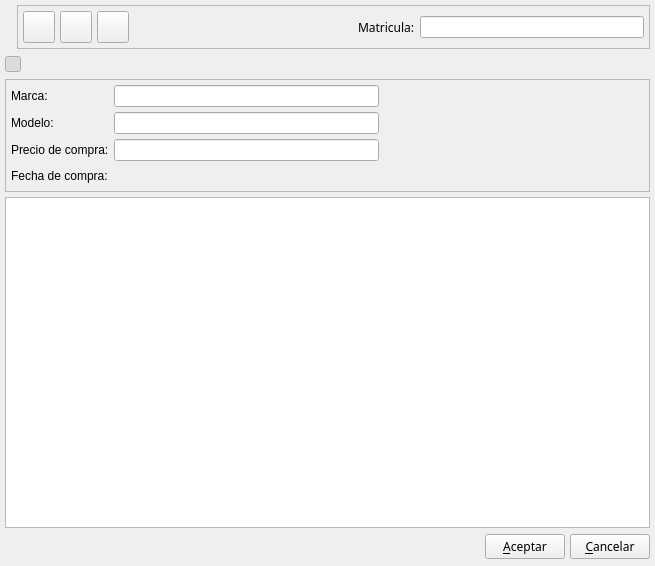
The window that bulmages/bulmafact/plugins/pluginbf_vehiculo/vehiculobase.ui (eboladev/Bulmages-1) describes before a commit, drawn with Qt 5.
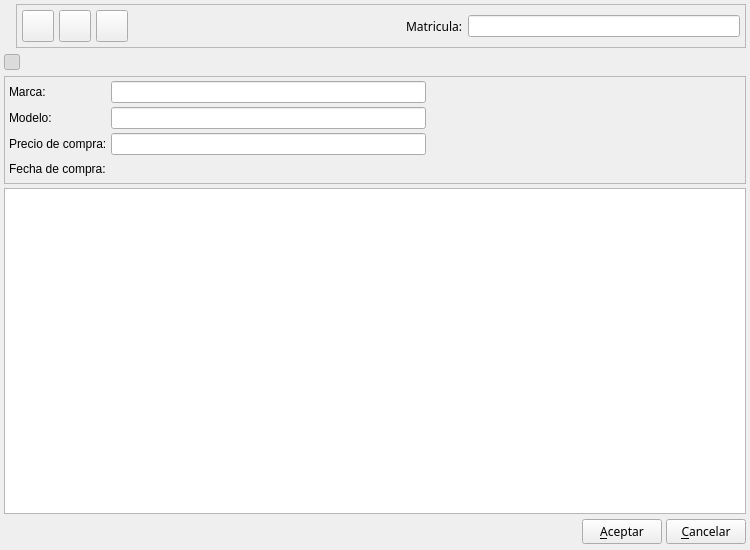
The same window after the commit. Icons and pictures are not drawn. Custom widgets are drawn as their Qt base class.

```diff
--- a/bulmages/bulmafact/plugins/pluginbf_vehiculo/vehiculobase.ui
+++ b/bulmages/bulmafact/plugins/pluginbf_vehiculo/vehiculobase.ui
@@ -3,36 +3,42 @@
  <comment></comment>
  <exportmacro></exportmacro>
  <class>VehiculoBase</class>
- <widget class="QWidget" name="VehiculoBase" >
-  <property name="geometry" >
+ <widget class="QWidget" name="VehiculoBase">
+  <property name="geometry">
    <rect>
     <x>0</x>
     <y>0</y>
-    <width>655</width>
-    <height>566</height>
+    <width>750</width>
+    <height>550</height>
    </rect>
   </property>
-  <property name="windowTitle" >
+  <property name="minimumSize">
+   <size>
+    <width>750</width>
+    <height>550</height>
+   </size>
+  </property>
+  <property name="windowTitle">
    <string>Nuevo vehiculo</string>
   </property>
   <property name="windowIcon" >
    <iconset resource="../../../bulmages.qrc" >:/BfBulmaFact32x32/images/pendientes/iconbulmafact.xpm</iconset>
   </property>
-  <layout class="QVBoxLayout" >
-   <property name="margin" >
-    <number>5</number>
+  <layout class="QVBoxLayout">
+   <property name="spacing">
+    <number>4</number>
    </property>
-   <property name="spacing" >
-    <number>5</number>
+   <property name="margin">
+    <number>4</number>
    </property>
    <item>
-    <layout class="QHBoxLayout" >
-     <property name="margin" >
-      <number>0</number>
-     </property>
-     <property name="spacing" >
+    <layout class="QHBoxLayout">
+     <property name="spacing">
       <number>5</number>
      </property>
+     <property name="margin">
+      <number>0</number>
+     </property>
      <item>
       <widget class="QLabel" name="pixmapLabel1" >
        <property name="pixmap" >
@@ -44,11 +50,9 @@
       </widget>
      </item>
      <item>
-      <widget class="QFrame" name="frame_2" >
-       <property name="sizePolicy" >
-        <sizepolicy>
-         <hsizetype>5</hsizetype>
-         <vsizetype>0</vsizetype>
+      <widget class="QFrame" name="frame_2">
+       <property name="sizePolicy">
+        <sizepolicy hsizetype="Preferred" vsizetype="Fixed">
          <horstretch>0</horstretch>
          <verstretch>0</verstretch>
         </sizepolicy>
@@ -92,10 +96,10 @@
           <property name="icon" >
            <iconset resource="../../../bulmages.qrc" >:/Genericos32x32/images/pendientes/i_save.xpm</iconset>
           </property>
-          <property name="iconSize" >
+          <property name="iconSize">
            <size>
-            <width>32</width>
-            <height>32</height>
+            <width>22</width>
+            <height>22</height>
            </size>
           </property>
          </widget>
@@ -126,10 +130,10 @@
           <property name="icon" >
            <iconset resource="../../../bulmages.qrc" >:/Genericos32x32/images/pendientes/i_dele.png</iconset>
           </property>
-          <property name="iconSize" >
+          <property name="iconSize">
            <size>
-            <width>32</width>
-            <height>32</height>
+            <width>22</width>
+            <height>22</height>
            </size>
           </property>
          </widget>
@@ -160,10 +164,10 @@
           <property name="icon" >
            <iconset resource="../../../bulmages.qrc" >:/Genericos32x32/images/pendientes/i_filePrint.xpm</iconset>
           </property>
-          <property name="iconSize" >
+          <property name="iconSize">
            <size>
-            <width>32</width>
-            <height>32</height>
+            <width>22</width>
+            <height>22</height>
            </size>
           </property>
          </widget>
@@ -185,11 +189,9 @@
          </spacer>
         </item>
         <item>
-         <widget class="QLabel" name="label5" >
-          <property name="sizePolicy" >
-           <sizepolicy>
-            <hsizetype>1</hsizetype>
-            <vsizetype>5</vsizetype>
+         <widget class="QLabel" name="label5">
+          <property name="sizePolicy">
+           <sizepolicy hsizetype="Minimum" vsizetype="Preferred">
             <horstretch>0</horstretch>
             <verstretch>0</verstretch>
            </sizepolicy>
@@ -219,13 +221,13 @@
     </layout>
    </item>
    <item>
-    <layout class="QHBoxLayout" >
-     <property name="margin" >
-      <number>0</number>
-     </property>
-     <property name="spacing" >
+    <layout class="QHBoxLayout">
+     <property name="spacing">
       <number>5</number>
      </property>
+     <property name="margin">
+      <number>0</number>
+     </property>
      <item>
       <widget class="QToolButton" name="mui_detalles" >
        <property name="minimumSize" >
@@ -289,12 +291,12 @@
      <property name="frameShadow" >
       <enum>QFrame::Raised</enum>
      </property>
-     <layout class="QGridLayout" >
-      <property name="margin" >
-       <number>5</number>
+     <layout class="QGridLayout">
+      <property name="margin">
+       <number>4</number>
       </property>
-      <property name="spacing" >
-       <number>5</number>
+      <property name="spacing">
+       <number>4</number>
       </property>
       <item row="3" column="2" >
        <spacer>
@@ -395,13 +397,13 @@
     <widget class="BfSubForm" name="mui_listadomantvehiculo" />
    </item>
    <item>
-    <layout class="QHBoxLayout" >
-     <property name="margin" >
+    <layout class="QHBoxLayout">
+     <property name="spacing">
+      <number>4</number>
+     </property>
+     <property name="margin">
       <number>0</number>
      </property>
-     <property name="spacing" >
-      <number>5</number>
-     </property>
      <item>
       <spacer>
        <property name="orientation" >
@@ -455,8 +457,7 @@
    </item>
   </layout>
  </widget>
- <layoutdefault spacing="2" margin="2" />
- <pixmapfunction></pixmapfunction>
+ <layoutdefault spacing="2" margin="2"/>
  <customwidgets>
   <customwidget>
    <class>BfSubForm</class>
```
Left out of the diff: 220 changed lines with no effect on the pictures.
